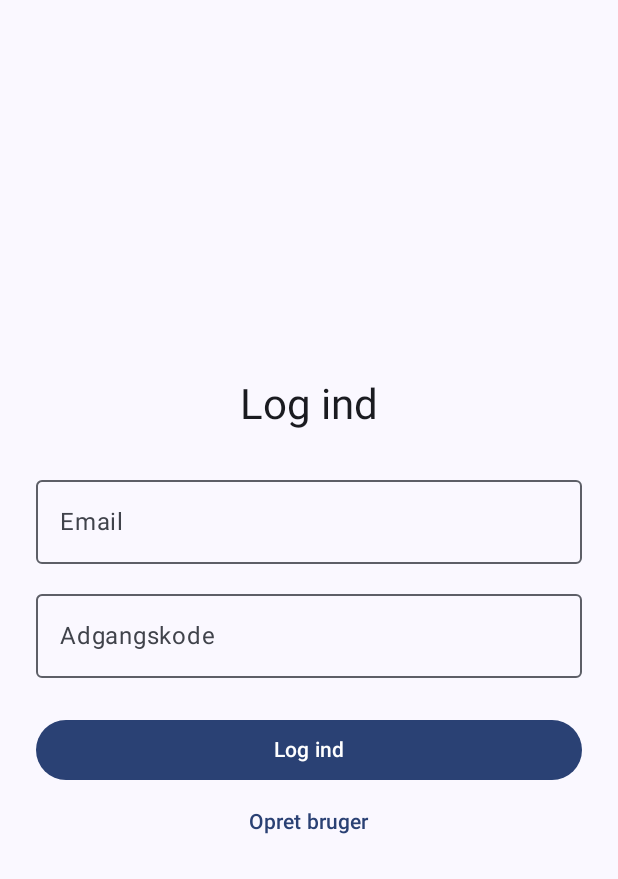
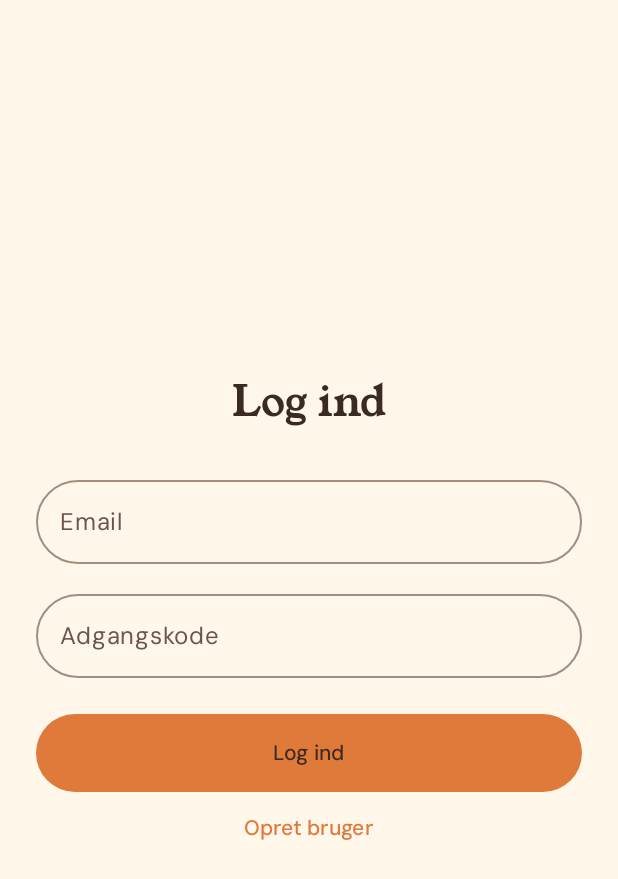
Before and after one commit to weissemilie/MyLittleLibrary, an Android app built with Jetpack Compose: the screen it shows after launch (MainActivity), on a phone screen of 412 x 824 dp. Shown: the top 879 px of the screen. Run offline under Robolectric (Android 15) with nearby library versions, the phone set to English and light mode, and no system bars; our stand-ins replace Firebase (no records; nobody signed in at launch, a user with empty details on screens opened directly).

Commit message:
Colortheme

```diff
--- a/app/src/main/java/dk/au/emilieweiss/mylittlelibrary/MainActivity.kt
+++ b/app/src/main/java/dk/au/emilieweiss/mylittlelibrary/MainActivity.kt
@@ -3,6 +3,8 @@ package dk.au.emilieweiss.mylittlelibrary
 import android.os.Bundle
 import androidx.activity.ComponentActivity
 import androidx.activity.compose.setContent
+import android.graphics.Color
+import androidx.activity.SystemBarStyle
 import androidx.activity.enableEdgeToEdge
 import dk.au.emilieweiss.mylittlelibrary.ui.navigation.AppNavigation
 import dk.au.emilieweiss.mylittlelibrary.ui.theme.MyLittleLibraryTheme
@@ -10,7 +12,10 @@ import dk.au.emilieweiss.mylittlelibrary.ui.theme.MyLittleLibraryTheme
 class MainActivity : ComponentActivity() {
     override fun onCreate(savedInstanceState: Bundle?) {
         super.onCreate(savedInstanceState)
-        enableEdgeToEdge()
+        enableEdgeToEdge(
+            statusBarStyle = SystemBarStyle.light(Color.TRANSPARENT, Color.TRANSPARENT),
+            navigationBarStyle = SystemBarStyle.light(Color.TRANSPARENT, Color.TRANSPARENT)
+        )
         setContent {
             MyLittleLibraryTheme {
                 AppNavigation()
--- a/app/src/main/java/dk/au/emilieweiss/mylittlelibrary/ui/auth/LoginScreen.kt
+++ b/app/src/main/java/dk/au/emilieweiss/mylittlelibrary/ui/auth/LoginScreen.kt
@@ -6,6 +6,7 @@ import androidx.compose.foundation.layout.Spacer
 import androidx.compose.foundation.layout.fillMaxSize
 import androidx.compose.foundation.layout.fillMaxWidth
 import androidx.compose.foundation.layout.height
+import androidx.compose.foundation.layout.heightIn
 import androidx.compose.foundation.layout.padding
 import androidx.compose.foundation.layout.size
 import androidx.compose.foundation.rememberScrollState
@@ -80,10 +81,14 @@ fun LoginScreen(
         Button(
             onClick = { onSignIn(email, password) },
             enabled = !uiState.isLoading,
-            modifier = Modifier.fillMaxWidth()
+            modifier = Modifier.fillMaxWidth().heightIn(min = 52.dp)
         ) {
             if (uiState.isLoading) {
-                CircularProgressIndicator(Modifier.size(20.dp), strokeWidth = 2.dp)
+                CircularProgressIndicator(
+                    Modifier.size(20.dp),
+                    strokeWidth = 2.dp,
+                    color = MaterialTheme.colorScheme.onPrimary
+                )
             } else {
                 Text("Log ind")
             }
--- a/app/src/main/java/dk/au/emilieweiss/mylittlelibrary/ui/auth/RegisterScreen.kt
+++ b/app/src/main/java/dk/au/emilieweiss/mylittlelibrary/ui/auth/RegisterScreen.kt
@@ -6,6 +6,7 @@ import androidx.compose.foundation.layout.Spacer
 import androidx.compose.foundation.layout.fillMaxSize
 import androidx.compose.foundation.layout.fillMaxWidth
 import androidx.compose.foundation.layout.height
+import androidx.compose.foundation.layout.heightIn
 import androidx.compose.foundation.layout.padding
 import androidx.compose.foundation.layout.size
 import androidx.compose.foundation.rememberScrollState
@@ -91,10 +92,14 @@ fun RegisterScreen(
         Button(
             onClick = { onSignUp(name, email, password) },
             enabled = !uiState.isLoading,
-            modifier = Modifier.fillMaxWidth()
+            modifier = Modifier.fillMaxWidth().heightIn(min = 52.dp)
         ) {
             if (uiState.isLoading) {
-                CircularProgressIndicator(Modifier.size(20.dp), strokeWidth = 2.dp)
+                CircularProgressIndicator(
+                    Modifier.size(20.dp),
+                    strokeWidth = 2.dp,
+                    color = MaterialTheme.colorScheme.onPrimary
+                )
             } else {
                 Text("Opret bruger")
             }
--- a/app/src/main/java/dk/au/emilieweiss/mylittlelibrary/ui/components/BookCard.kt
+++ b/app/src/main/java/dk/au/emilieweiss/mylittlelibrary/ui/components/BookCard.kt
@@ -6,6 +6,7 @@ import androidx.compose.foundation.layout.Row
 import androidx.compose.foundation.layout.fillMaxWidth
 import androidx.compose.foundation.layout.padding
 import androidx.compose.material3.Card
+import androidx.compose.material3.CardDefaults
 import androidx.compose.material3.MaterialTheme
 import androidx.compose.material3.Surface
 import androidx.compose.material3.Text
@@ -18,7 +19,13 @@ import dk.au.emilieweiss.mylittlelibrary.data.model.Book
 
 @Composable
 fun BookCard(book: Book, onClick: () -> Unit, modifier: Modifier = Modifier) {
-    Card(onClick = onClick, modifier = modifier.fillMaxWidth()) {
+    Card(
+        onClick = onClick,
+        shape = MaterialTheme.shapes.medium,
+        colors = CardDefaults.cardColors(containerColor = MaterialTheme.colorScheme.surface),
+        elevation = CardDefaults.cardElevation(defaultElevation = 2.dp),
+        modifier = modifier.fillMaxWidth()
+    ) {
         Row(
             modifier = Modifier.fillMaxWidth().padding(16.dp),
             horizontalArrangement = Arrangement.SpaceBetween,
--- a/app/src/main/java/dk/au/emilieweiss/mylittlelibrary/ui/library/BookDetailScreen.kt
+++ b/app/src/main/java/dk/au/emilieweiss/mylittlelibrary/ui/library/BookDetailScreen.kt
@@ -3,6 +3,7 @@ package dk.au.emilieweiss.mylittlelibrary.ui.library
 import androidx.compose.foundation.layout.Arrangement
 import androidx.compose.foundation.layout.Box
 import androidx.compose.foundation.layout.Column
+import androidx.compose.foundation.layout.fillMaxWidth
 import androidx.compose.foundation.layout.fillMaxSize
 import androidx.compose.foundation.layout.padding
 import androidx.compose.foundation.rememberScrollState
@@ -19,7 +20,9 @@ import androidx.compose.material3.MaterialTheme
 import androidx.compose.material3.Scaffold
 import androidx.compose.material3.Text
 import androidx.compose.material3.TextButton
+import androidx.compose.material3.Surface
 import androidx.compose.material3.TopAppBar
+import androidx.compose.material3.TopAppBarDefaults
 import androidx.compose.runtime.Composable
 import androidx.compose.runtime.LaunchedEffect
 import androidx.compose.runtime.collectAsState
@@ -27,10 +30,12 @@ import androidx.compose.runtime.getValue
 import androidx.compose.runtime.mutableStateOf
 import androidx.compose.runtime.saveable.rememberSaveable
 import androidx.compose.runtime.setValue
+import androidx.compose.foundation.shape.RoundedCornerShape
 import androidx.compose.ui.Alignment
 import androidx.compose.ui.Modifier
 import androidx.compose.ui.unit.dp
 import androidx.lifecycle.viewmodel.compose.viewModel
+import dk.au.emilieweiss.mylittlelibrary.ui.theme.extendedColors
 
 @OptIn(ExperimentalMaterial3Api::class)
 @Composable
@@ -49,6 +54,12 @@ fun BookDetailScreen(
         topBar = {
             TopAppBar(
                 title = { Text("Bog") },
+                colors = TopAppBarDefaults.topAppBarColors(
+                    containerColor = MaterialTheme.extendedColors.skyBlue,
+                    titleContentColor = MaterialTheme.extendedColors.onSkyBlue,
+                    navigationIconContentColor = MaterialTheme.extendedColors.onSkyBlue,
+                    actionIconContentColor = MaterialTheme.extendedColors.onSkyBlue
+                ),
                 navigationIcon = {
                     IconButton(onClick = onBackClick) {
                         Icon(Icons.AutoMirrored.Filled.ArrowBack, contentDescription = "Tilbage")
@@ -77,15 +88,29 @@ fun BookDetailScreen(
                     .fillMaxSize()
                     .padding(innerPadding)
                     .verticalScroll(rememberScrollState())
-                    .padding(16.dp),
+            ) {
+                Surface(
+                    color = MaterialTheme.extendedColors.skyBlue,
+                    contentColor = MaterialTheme.extendedColors.onSkyBlue,
+                    shape = RoundedCornerShape(bottomStart = 28.dp, bottomEnd = 28.dp),
+                    modifier = Modifier.fillMaxWidth()
+                ) {
+                    Text(
+                        book.title,
+                        style = MaterialTheme.typography.headlineMedium,
+                        modifier = Modifier.padding(start = 24.dp, end = 24.dp, top = 8.dp, bottom = 28.dp)
+                    )
+                }
+                Column(
+                    modifier = Modifier.padding(24.dp),
                     verticalArrangement = Arrangement.spacedBy(16.dp)
                 ) {
-                Text(book.title, style = MaterialTheme.typography.headlineMedium)
                     DetailRow("Forfatter", book.author.ifBlank { "Ukendt" })
                     DetailRow("ISBN", book.isbn.ifBlank { "Ikke angivet" })
                     DetailRow("Beskrivelse", book.description.ifBlank { "Ingen beskrivelse" })
                     DetailRow("Status", book.lentTo?.let { "Udlånt til $it" } ?: "Hjemme")
                     state.error?.let { Text(it, color = MaterialTheme.colorScheme.error) }
+                }
             }
         }
     }
--- a/app/src/main/java/dk/au/emilieweiss/mylittlelibrary/ui/theme/Color.kt
+++ b/app/src/main/java/dk/au/emilieweiss/mylittlelibrary/ui/theme/Color.kt
@@ -1,11 +1,36 @@
 package dk.au.emilieweiss.mylittlelibrary.ui.theme
 
+import androidx.compose.runtime.Immutable
+import androidx.compose.runtime.staticCompositionLocalOf
 import androidx.compose.ui.graphics.Color
 
-val Purple80 = Color(0xFFD0BCFF)
-val PurpleGrey80 = Color(0xFFCCC2DC)
-val Pink80 = Color(0xFFEFB8C8)
+// Kernefarver
+val Cream = Color(0xFFFFF7EA)
+val CreamSurface = Color(0xFFFFFDF7)
+val Orange = Color(0xFFE07A3A)
+val Sage = Color(0xFFA8BD7A)
+val Honey = Color(0xFFF2C14E)
+val Cocoa = Color(0xFF3B2A20)
 
-val Purple40 = Color(0xFF6650a4)
-val PurpleGrey40 = Color(0xFF625b71)
-val Pink40 = Color(0xFF7D5260)
+// Ekstra farver uden for colorScheme (tilgås via MaterialTheme.extendedColors)
+val SkyBlue = Color(0xFFA9D3EA)
+val Pink = Color(0xFFF4B6CE)
+
+@Immutable
+data class ExtendedColors(
+    /** Himmelblå: illustrationer og toppen af detaljeskærmen. */
+    val skyBlue: Color,
+    val onSkyBlue: Color,
+    /** Rosa: social accent til avatarer, vennekort og statuschippen "Afventer". */
+    val pink: Color,
+    val onPink: Color
+)
+
+val LightExtendedColors = ExtendedColors(
+    skyBlue = SkyBlue,
+    onSkyBlue = Cocoa,
+    pink = Pink,
+    onPink = Cocoa
+)
+
+val LocalExtendedColors = staticCompositionLocalOf { LightExtendedColors }
--- /dev/null
+++ b/app/src/main/java/dk/au/emilieweiss/mylittlelibrary/ui/theme/Shape.kt
@@ -0,0 +1,13 @@
+package dk.au.emilieweiss.mylittlelibrary.ui.theme
+
+import androidx.compose.foundation.shape.RoundedCornerShape
+import androidx.compose.material3.Shapes
+import androidx.compose.ui.unit.dp
+
+val Shapes = Shapes(
+    extraSmall = RoundedCornerShape(percent = 50), // tekstfelter (pille)
+    small = RoundedCornerShape(percent = 50),      // chips og knapper (pille)
+    medium = RoundedCornerShape(20.dp),            // kort
+    large = RoundedCornerShape(24.dp),
+    extraLarge = RoundedCornerShape(28.dp)         // dialoger
+)
--- a/app/src/main/java/dk/au/emilieweiss/mylittlelibrary/ui/theme/Theme.kt
+++ b/app/src/main/java/dk/au/emilieweiss/mylittlelibrary/ui/theme/Theme.kt
@@ -1,58 +1,56 @@
 package dk.au.emilieweiss.mylittlelibrary.ui.theme
 
-import android.app.Activity
-import android.os.Build
-import androidx.compose.foundation.isSystemInDarkTheme
 import androidx.compose.material3.MaterialTheme
-import androidx.compose.material3.darkColorScheme
-import androidx.compose.material3.dynamicDarkColorScheme
-import androidx.compose.material3.dynamicLightColorScheme
 import androidx.compose.material3.lightColorScheme
 import androidx.compose.runtime.Composable
-import androidx.compose.ui.platform.LocalContext
-
-private val DarkColorScheme = darkColorScheme(
-    primary = Purple80,
-    secondary = PurpleGrey80,
-    tertiary = Pink80
-)
+import androidx.compose.runtime.CompositionLocalProvider
+import androidx.compose.ui.graphics.Color
 
 private val LightColorScheme = lightColorScheme(
-    primary = Purple40,
-    secondary = PurpleGrey40,
-    tertiary = Pink40
-
-    /* Other default colors to override
-    background = Color(0xFFFFFBFE),
-    surface = Color(0xFFFFFBFE),
-    onPrimary = Color.White,
-    onSecondary = Color.White,
-    onTertiary = Color.White,
-    onBackground = Color(0xFF1C1B1F),
-    onSurface = Color(0xFF1C1B1F),
-    */
+    primary = Orange,
+    onPrimary = Cocoa,
+    primaryContainer = Color(0xFFFBE0CC),
+    onPrimaryContainer = Cocoa,
+    secondary = Sage,
+    onSecondary = Cocoa,
+    secondaryContainer = Color(0xFFE3ECCF),
+    onSecondaryContainer = Cocoa,
+    tertiary = Honey,
+    onTertiary = Cocoa,
+    tertiaryContainer = Color(0xFFFBEBBF),
+    onTertiaryContainer = Cocoa,
+    background = Cream,
+    onBackground = Cocoa,
+    surface = CreamSurface,
+    onSurface = Cocoa,
+    surfaceVariant = Color(0xFFF3E7D3),
+    onSurfaceVariant = Color(0xFF6B5546),
+    surfaceTint = Orange,
+    outline = Color(0xFFA38E7C),
+    outlineVariant = Color(0xFFE5D6BF),
+    error = Color(0xFFB3261E),
+    onError = Color.White,
+    errorContainer = Color(0xFFF9DEDC),
+    onErrorContainer = Color(0xFF410E0B),
+    surfaceContainerLowest = CreamSurface,
+    surfaceContainerLow = CreamSurface,
+    surfaceContainer = Color(0xFFFBF1E0),
+    surfaceContainerHigh = Color(0xFFF7EBD6),
+    surfaceContainerHighest = Color(0xFFF3E7D3)
 )
 
 @Composable
-fun MyLittleLibraryTheme(
-    darkTheme: Boolean = isSystemInDarkTheme(),
-    // Dynamic color is available on Android 12+
-    dynamicColor: Boolean = true,
-    content: @Composable () -> Unit
-) {
-    val colorScheme = when {
-        dynamicColor && Build.VERSION.SDK_INT >= Build.VERSION_CODES.S -> {
-            val context = LocalContext.current
-            if (darkTheme) dynamicDarkColorScheme(context) else dynamicLightColorScheme(context)
-        }
+fun MyLittleLibraryTheme(content: @Composable () -> Unit) {
+    CompositionLocalProvider(LocalExtendedColors provides LightExtendedColors) {
+        MaterialTheme(
+            colorScheme = LightColorScheme,
+            typography = Typography,
+            shapes = Shapes,
+            content = content
+        )
+    }
+}
 
-        darkTheme -> DarkColorScheme
-        else -> LightColorScheme
-    }
-
-    MaterialTheme(
-        colorScheme = colorScheme,
-        typography = Typography,
-        content = content
-    )
-}
+val MaterialTheme.extendedColors: ExtendedColors
+    @Composable
+    get() = LocalExtendedColors.current
--- a/app/src/main/java/dk/au/emilieweiss/mylittlelibrary/ui/theme/Type.kt
+++ b/app/src/main/java/dk/au/emilieweiss/mylittlelibrary/ui/theme/Type.kt
@@ -1,34 +1,48 @@
 package dk.au.emilieweiss.mylittlelibrary.ui.theme
 
 import androidx.compose.material3.Typography
-import androidx.compose.ui.text.TextStyle
+import androidx.compose.ui.text.ExperimentalTextApi
+import androidx.compose.ui.text.font.Font
 import androidx.compose.ui.text.font.FontFamily
+import androidx.compose.ui.text.font.FontVariation
 import androidx.compose.ui.text.font.FontWeight
-import androidx.compose.ui.unit.sp
+import dk.au.emilieweiss.mylittlelibrary.R
 
-// Set of Material typography styles to start with
+val YoungSerif = FontFamily(Font(R.font.young_serif_regular, FontWeight.Normal))
+
+// DM Sans er en variabel skrifttype, så vægtene sættes via variationSettings.
+@OptIn(ExperimentalTextApi::class)
+val DmSans = FontFamily(
+    listOf(
+        FontWeight.Normal,
+        FontWeight.Medium,
+        FontWeight.SemiBold,
+        FontWeight.Bold
+    ).map { weight ->
+        Font(
+            resId = R.font.dm_sans,
+            weight = weight,
+            variationSettings = FontVariation.Settings(FontVariation.weight(weight.weight))
+        )
+    }
+)
+
+private val Base = Typography()
+
 val Typography = Typography(
-    bodyLarge = TextStyle(
-        fontFamily = FontFamily.Default,
-        fontWeight = FontWeight.Normal,
-        fontSize = 16.sp,
-        lineHeight = 24.sp,
-        letterSpacing = 0.5.sp
-    )
-    /* Other default text styles to override
-    titleLarge = TextStyle(
-        fontFamily = FontFamily.Default,
-        fontWeight = FontWeight.Normal,
-        fontSize = 22.sp,
-        lineHeight = 28.sp,
-        letterSpacing = 0.sp
-    ),
-    labelSmall = TextStyle(
-        fontFamily = FontFamily.Default,
-        fontWeight = FontWeight.Medium,
-        fontSize = 11.sp,
-        lineHeight = 16.sp,
-        letterSpacing = 0.5.sp
-    )
-    */
+    displayLarge = Base.displayLarge.copy(fontFamily = YoungSerif, fontWeight = FontWeight.Normal),
+    displayMedium = Base.displayMedium.copy(fontFamily = YoungSerif, fontWeight = FontWeight.Normal),
+    displaySmall = Base.displaySmall.copy(fontFamily = YoungSerif, fontWeight = FontWeight.Normal),
+    headlineLarge = Base.headlineLarge.copy(fontFamily = YoungSerif, fontWeight = FontWeight.Normal),
+    headlineMedium = Base.headlineMedium.copy(fontFamily = YoungSerif, fontWeight = FontWeight.Normal),
+    headlineSmall = Base.headlineSmall.copy(fontFamily = YoungSerif, fontWeight = FontWeight.Normal),
+    titleLarge = Base.titleLarge.copy(fontFamily = YoungSerif, fontWeight = FontWeight.Normal),
+    titleMedium = Base.titleMedium.copy(fontFamily = YoungSerif, fontWeight = FontWeight.Normal),
+    titleSmall = Base.titleSmall.copy(fontFamily = YoungSerif, fontWeight = FontWeight.Normal),
+    bodyLarge = Base.bodyLarge.copy(fontFamily = DmSans),
+    bodyMedium = Base.bodyMedium.copy(fontFamily = DmSans),
+    bodySmall = Base.bodySmall.copy(fontFamily = DmSans),
+    labelLarge = Base.labelLarge.copy(fontFamily = DmSans),
+    labelMedium = Base.labelMedium.copy(fontFamily = DmSans),
+    labelSmall = Base.labelSmall.copy(fontFamily = DmSans)
 )
```
Also changed, not shown: app/src/main/res/font/dm_sans.ttf (added), app/src/main/res/font/young_serif_regular.ttf (added). Lines whose indentation alone changed are shown as unchanged.
